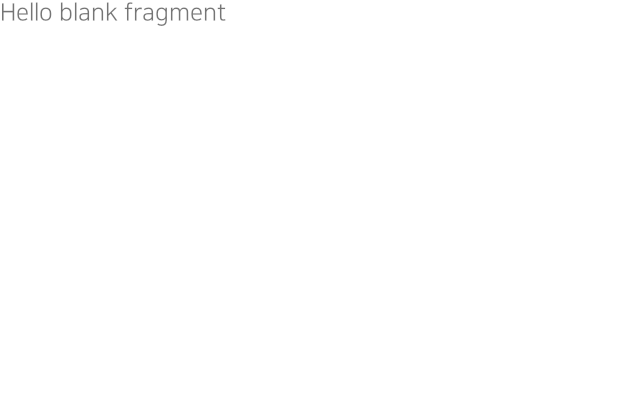
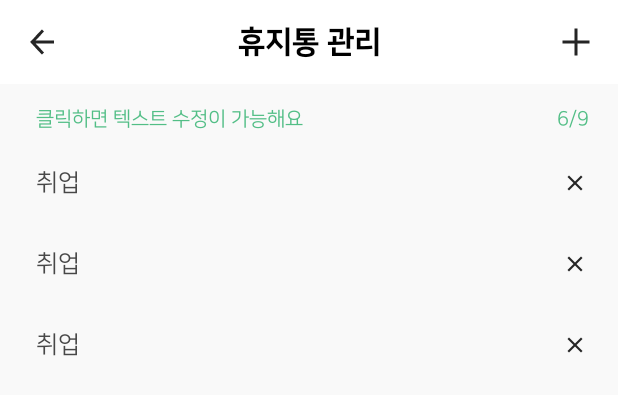
Before and after one commit to TeamB-um/B-umAndroid, an Android app: the layout fragment_setting_bin.xml on its own in the app's theme, with its tools: preview values and no code run, on a phone screen of 412 x 824 dp. Shown: the top 395 px of the screen. Run offline under Robolectric (Android 15) with nearby library versions, the phone set to English and light mode, and no system bars.

Commit message:
[ui] fragment_setting_bin.xml

```diff
--- a/app/src/main/res/layout/fragment_setting_bin.xml
+++ b/app/src/main/res/layout/fragment_setting_bin.xml
@@ -1,14 +1,102 @@
 <?xml version="1.0" encoding="utf-8"?>
-<FrameLayout xmlns:android="http://schemas.android.com/apk/res/android"
+<androidx.constraintlayout.widget.ConstraintLayout xmlns:android="http://schemas.android.com/apk/res/android"
+    xmlns:app="http://schemas.android.com/apk/res-auto"
     xmlns:tools="http://schemas.android.com/tools"
     android:layout_width="match_parent"
     android:layout_height="match_parent"
     tools:context=".ui.main.setting.bin.SettingBinFragment">
 
-    <!-- TODO: Update blank fragment layout -->
-    <TextView
+    <androidx.constraintlayout.widget.ConstraintLayout
+        android:id="@+id/layout_header"
         android:layout_width="match_parent"
-        android:layout_height="match_parent"
-        android:text="@string/hello_blank_fragment" />
+        android:layout_height="56dp"
+        app:layout_constraintEnd_toEndOf="parent"
+        app:layout_constraintStart_toStartOf="parent"
+        app:layout_constraintTop_toTopOf="parent">
 
-</FrameLayout>
+        <ImageView
+            android:id="@+id/image_back"
+            android:layout_width="wrap_content"
+            android:layout_height="wrap_content"
+            android:layout_marginStart="16dp"
+            android:src="@drawable/btn_back"
+            app:layout_constraintBottom_toBottomOf="parent"
+            app:layout_constraintStart_toStartOf="parent"
+            app:layout_constraintTop_toTopOf="parent" />
+
+        <TextView
+            android:layout_width="wrap_content"
+            android:layout_height="wrap_content"
+            android:fontFamily="@font/nanum_square_extrabold"
+            android:text="@string/setting_trash_management"
+            android:textColor="@color/black"
+            android:textSize="20dp"
+            app:layout_constraintBottom_toBottomOf="parent"
+            app:layout_constraintEnd_toEndOf="parent"
+            app:layout_constraintStart_toStartOf="parent"
+            app:layout_constraintTop_toTopOf="parent" />
+
+        <ImageView
+            android:id="@+id/image_plus"
+            android:layout_width="wrap_content"
+            android:layout_height="wrap_content"
+            android:layout_marginEnd="16dp"
+            android:src="@drawable/btn_plus"
+            app:layout_constraintBottom_toBottomOf="parent"
+            app:layout_constraintEnd_toEndOf="parent"
+            app:layout_constraintTop_toTopOf="parent" />
+
+    </androidx.constraintlayout.widget.ConstraintLayout>
+
+    <androidx.constraintlayout.widget.ConstraintLayout
+        android:layout_width="match_parent"
+        android:layout_height="0dp"
+        android:background="@color/setting"
+        app:layout_constraintBottom_toBottomOf="parent"
+        app:layout_constraintEnd_toEndOf="parent"
+        app:layout_constraintStart_toStartOf="parent"
+        app:layout_constraintTop_toBottomOf="@id/layout_header">
+
+        <TextView
+            android:id="@+id/tv_explain"
+            android:layout_width="wrap_content"
+            android:layout_height="wrap_content"
+            android:layout_marginStart="24dp"
+            android:layout_marginTop="16dp"
+            android:text="@string/setting_explain"
+            android:textColor="@color/green_2_main"
+            android:textSize="13dp"
+            app:layout_constraintStart_toStartOf="parent"
+            app:layout_constraintTop_toTopOf="parent" />
+
+        <TextView
+            android:id="@+id/tv_number"
+            android:layout_width="wrap_content"
+            android:layout_height="wrap_content"
+            android:text="@string/setting_number"
+            android:textColor="@color/green_2_main"
+            android:textSize="13dp"
+            app:layout_constraintEnd_toStartOf="@+id/tv_total_number"
+            app:layout_constraintTop_toTopOf="@id/tv_explain" />
+
+        <TextView
+            android:id="@+id/tv_total_number"
+            android:layout_width="wrap_content"
+            android:layout_height="wrap_content"
+            android:layout_marginEnd="19dp"
+            android:text="@string/setting_total_number"
+            android:textColor="@color/green_2_main"
+            android:textSize="13dp"
+            app:layout_constraintEnd_toEndOf="parent"
+            app:layout_constraintTop_toTopOf="@id/tv_explain" />
+
+        <androidx.recyclerview.widget.RecyclerView
+            android:layout_width="match_parent"
+            android:layout_height="wrap_content"
+            android:layout_marginTop="8dp"
+            app:layout_constraintStart_toStartOf="parent"
+            app:layout_constraintTop_toBottomOf="@id/tv_explain"
+            tools:listitem="@layout/item_trash_name" />
+    </androidx.constraintlayout.widget.ConstraintLayout>
+
+</androidx.constraintlayout.widget.ConstraintLayout>
--- /dev/null
+++ b/app/src/main/res/layout/item_trash_name.xml
@@ -0,0 +1,28 @@
+<?xml version="1.0" encoding="utf-8"?>
+<androidx.constraintlayout.widget.ConstraintLayout xmlns:android="http://schemas.android.com/apk/res/android"
+    xmlns:app="http://schemas.android.com/apk/res-auto"
+    android:layout_width="match_parent"
+    android:layout_height="54dp">
+
+    <TextView
+        android:id="@+id/tv_category"
+        android:layout_width="wrap_content"
+        android:layout_height="wrap_content"
+        android:layout_marginStart="24dp"
+        android:text="@string/setting_item_category"
+        android:textColor="@color/paper_4"
+        app:layout_constraintBottom_toBottomOf="parent"
+        app:layout_constraintStart_toStartOf="parent"
+        app:layout_constraintTop_toTopOf="parent" />
+
+    <ImageView
+        android:id="@+id/image_delete"
+        android:layout_width="wrap_content"
+        android:layout_height="wrap_content"
+        android:layout_marginEnd="16dp"
+        android:src="@drawable/btn_delete"
+        app:layout_constraintBottom_toBottomOf="parent"
+        app:layout_constraintEnd_toEndOf="parent"
+        app:layout_constraintTop_toTopOf="parent" />
+
+</androidx.constraintlayout.widget.ConstraintLayout>
--- a/app/src/main/res/values/strings.xml
+++ b/app/src/main/res/values/strings.xml
@@ -11,4 +11,9 @@
     <string name="setting_service_terms">서비스 이용약관</string>
     <string name="setting_license">오프소스 라이센스</string>
     <string name="setting_introduce">비움 미화원 소개</string>
+
+    <string name="setting_explain">클릭하면 텍스트 수정이 가능해요</string>
+    <string name="setting_number">6</string>
+    <string name="setting_total_number">/9</string>
+    <string name="setting_item_category">취업</string>
 </resources>
```
Also changed, not shown: app/src/main/res/drawable-hdpi/btn_back.png (added), app/src/main/res/drawable-hdpi/btn_delete.png (added), app/src/main/res/drawable-hdpi/btn_plus.png (added), app/src/main/res/drawable-mdpi/btn_back.png (added), app/src/main/res/drawable-mdpi/btn_delete.png (added), app/src/main/res/drawable-mdpi/btn_plus.png (added), app/src/main/res/drawable-xhdpi/btn_back.png (added), app/src/main/res/drawable-xhdpi/btn_delete.png (added), app/src/main/res/drawable-xhdpi/btn_plus.png (added), app/src/main/res/drawable-xxhdpi/btn_back.png (added), app/src/main/res/drawable-xxhdpi/btn_delete.png (added), app/src/main/res/drawable-xxhdpi/btn_plus.png (added), app/src/main/res/drawable-xxxhdpi/btn_back.png (added), app/src/main/res/drawable-xxxhdpi/btn_delete.png (added), 1 more files.
